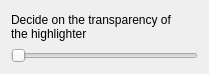
Qt form src/touch/highlighter/ui_highlighter.ui (giacomogroppi/writernote-qt) before a commit.
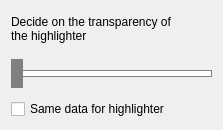
The same form after that commit.

What changed in the file:
```diff
--- a/src/touch/highlighter/ui_highlighter.ui
+++ b/src/touch/highlighter/ui_highlighter.ui
@@ -6,14 +6,14 @@
    <rect>
     <x>0</x>
     <y>0</y>
-    <width>209</width>
-    <height>74</height>
+    <width>223</width>
+    <height>130</height>
    </rect>
   </property>
   <property name="maximumSize">
    <size>
-    <width>209</width>
-    <height>74</height>
+    <width>223</width>
+    <height>130</height>
    </size>
   </property>
   <property name="windowTitle">
@@ -30,11 +30,38 @@
    </item>
    <item>
     <widget class="QSlider" name="slider">
+     <property name="styleSheet">
+      <string notr="true">.QSlider {
+    min-height: 40px;
+    max-height: 40px;
+}
+
+.QSlider::groove:horizontal {
+    border: 1px solid gray;
+    height: 5px;
+    background: white;
+}
+
+.QSlider::handle:horizontal {
+    background: gray;
+    border: 5px solid gray;
+    width: 25px;
+    height: 50px;
+    margin: -12px -24px;
+}</string>
+     </property>
      <property name="orientation">
       <enum>Qt::Horizontal</enum>
      </property>
     </widget>
    </item>
+   <item>
+    <widget class="QCheckBox" name="same_data">
+     <property name="text">
+      <string>Same data for highlighter</string>
+     </property>
+    </widget>
+   </item>
   </layout>
  </widget>
  <resources/>
```
